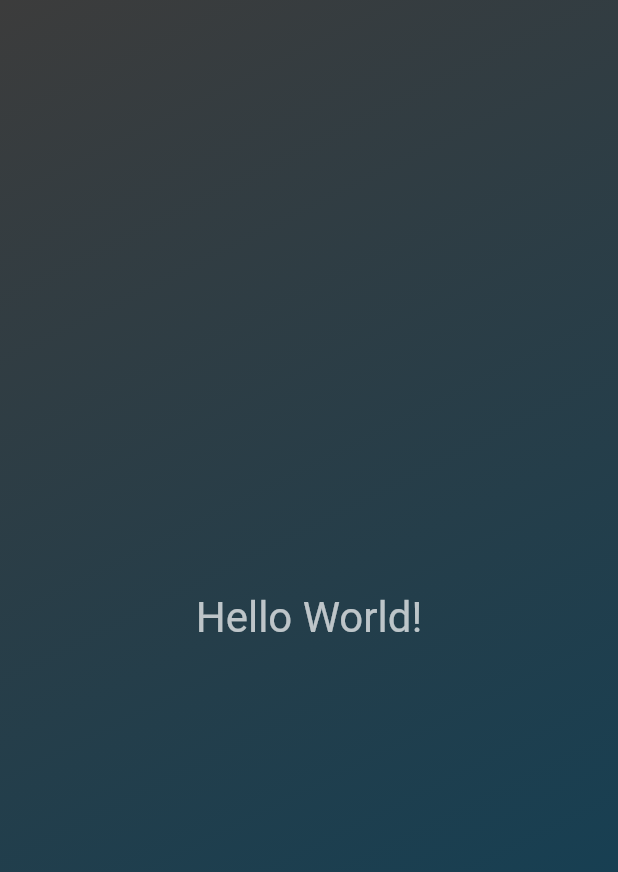
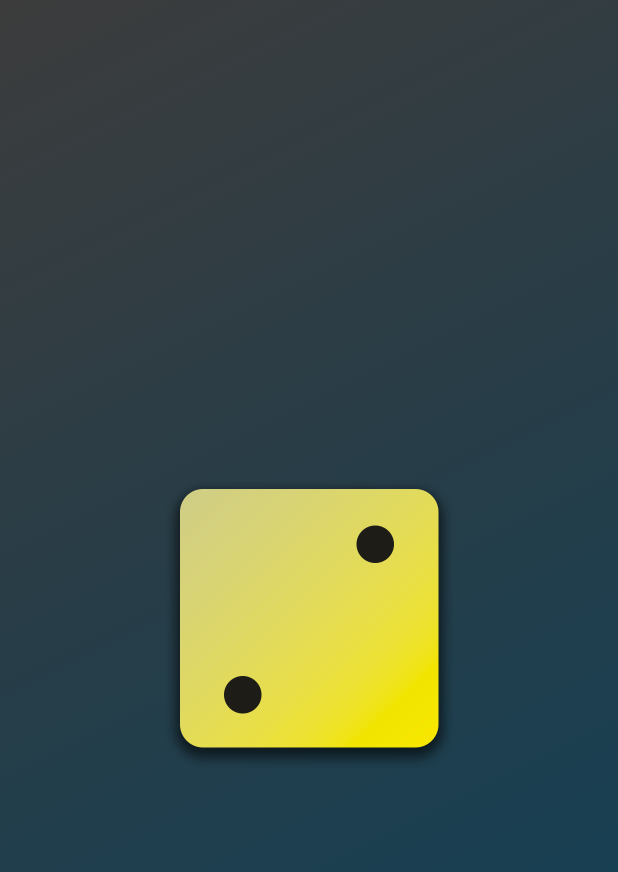
Before and after one commit to P4R-D4RK/first_app, a Flutter app: the screen it shows after launch, on a phone screen of 412 x 824 dp. Shown: the top 872 px of the screen. Run offline on Flutter 3.47's test engine with Material 2 defaults, Android fonts, the phone set to English and light mode, and no system bars.

```diff
--- a/lib/gradient_container.dart
+++ b/lib/gradient_container.dart
@@ -1,6 +1,6 @@
 import 'package:flutter/material.dart';
 
-import 'package:first_app/styled_text.dart';
+// import 'package:first_app/styled_text.dart';
 
 const startAlignment = Alignment.topLeft;
 const endAlignment = Alignment.bottomRight;
@@ -18,8 +18,11 @@ class GradientContainer extends StatelessWidget {
         gradient: LinearGradient(
             colors: colors, begin: startAlignment, end: endAlignment),
       ),
-      child: const Center(
-        child: StyledText('Hello World!'),
+      child: Center(
+        child: Image.asset(
+          'assets/images/dice-2.png',
+          width: 200,
+        ),
       ),
     );
   }
```
Also changed, not shown: pubspec.yaml (+7 -3 lines), assets/images/dice-1.png (added), assets/images/dice-2.png (added), assets/images/dice-3.png (added), assets/images/dice-4.png (added), assets/images/dice-5.png (added), assets/images/dice-6.png (added).
